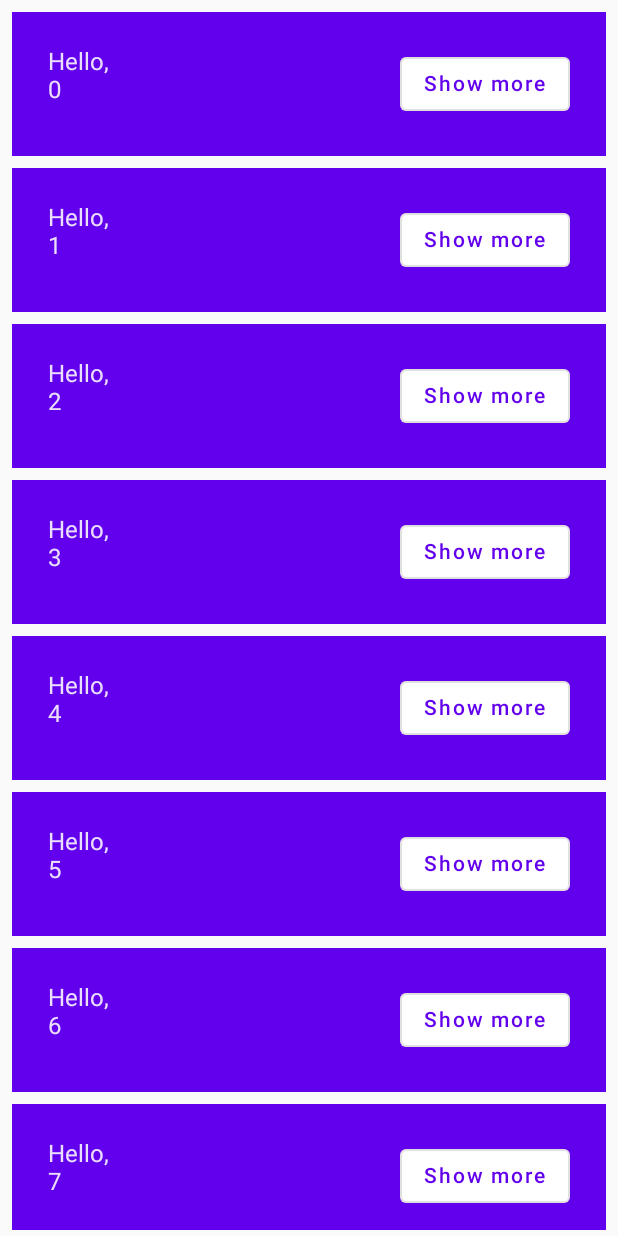
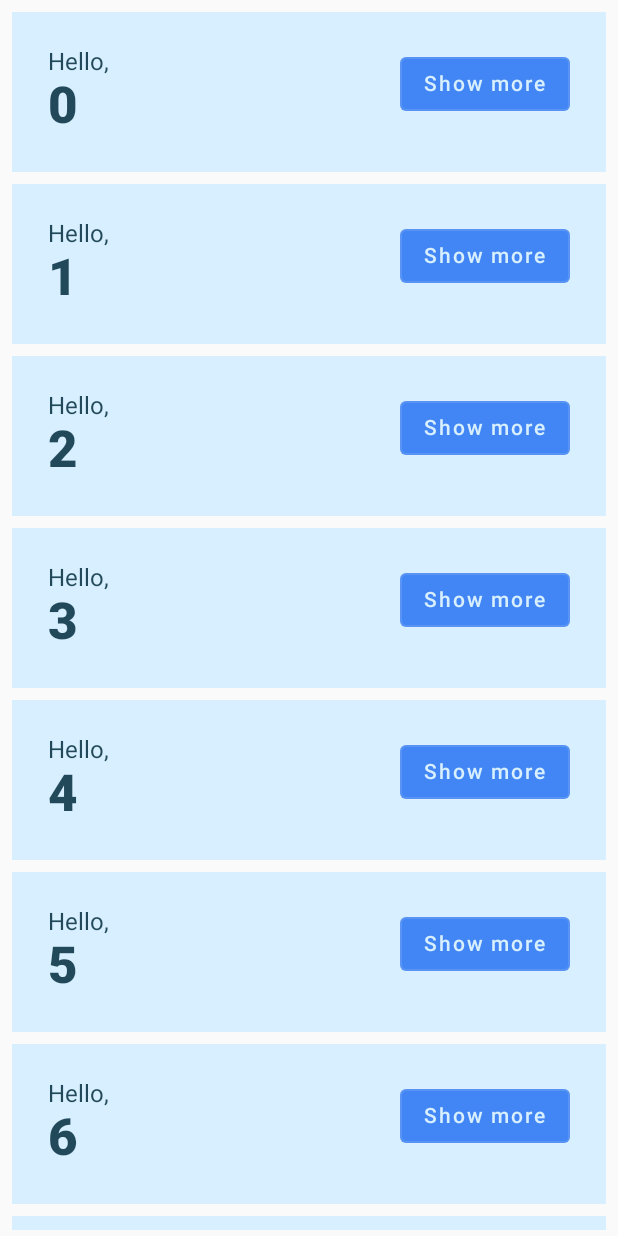
Before and after one commit to JhohellsDL/BasicsCodelab, an Android app built with Jetpack Compose: the screen it shows after launch (MainActivity), after a tap on "Continue", on a phone screen of 412 x 824 dp. Run offline under Robolectric (Android 15) with nearby library versions, the phone set to English and light mode, and no system bars.

Commit message:
add themes dark

```diff
--- a/app/build.gradle
+++ b/app/build.gradle
@@ -5,12 +5,12 @@ plugins {
 
 android {
     namespace 'com.example.basicscodelab'
-    compileSdk 32
+    compileSdk 33
 
     defaultConfig {
         applicationId "com.example.basicscodelab"
         minSdk 21
-        targetSdk 32
+        targetSdk 33
         versionCode 1
         versionName "1.0"
 
@@ -54,6 +54,7 @@ dependencies {
     implementation "androidx.compose.ui:ui:$compose_ui_version"
     implementation "androidx.compose.ui:ui-tooling-preview:$compose_ui_version"
     implementation 'androidx.compose.material:material:1.1.1'
+    implementation 'androidx.compose.material:material-icons-extended:1.3.0'
     testImplementation 'junit:junit:4.13.2'
     androidTestImplementation 'androidx.test.ext:junit:1.1.3'
     androidTestImplementation 'androidx.test.espresso:espresso-core:3.4.0'
--- a/app/src/main/java/com/example/basicscodelab/MainActivity.kt
+++ b/app/src/main/java/com/example/basicscodelab/MainActivity.kt
@@ -1,5 +1,6 @@
 package com.example.basicscodelab
 
+import android.content.res.Configuration.UI_MODE_NIGHT_YES
 import android.os.Bundle
 import androidx.activity.ComponentActivity
 import androidx.activity.compose.setContent
@@ -14,6 +15,7 @@ import androidx.compose.runtime.*
 import androidx.compose.runtime.saveable.rememberSaveable
 import androidx.compose.ui.Alignment
 import androidx.compose.ui.Modifier
+import androidx.compose.ui.text.font.FontWeight
 import androidx.compose.ui.tooling.preview.Preview
 import androidx.compose.ui.unit.dp
 import com.example.basicscodelab.ui.theme.BasicsCodelabTheme
@@ -78,6 +80,7 @@ fun OnboardingPreview() {
     }
 }
 
+
 @Composable
 private fun Greeting(name: String) {
 
@@ -95,12 +98,16 @@ private fun Greeting(name: String) {
         modifier = Modifier.padding(vertical = 4.dp, horizontal = 8.dp)
     ) {
         Row(modifier = Modifier.padding(24.dp)) {
-            Column(modifier = Modifier
-                .weight(1f)
-                .padding(bottom = extraPadding.coerceAtLeast(0.dp))
+            Column(
+                modifier = Modifier
+                    .weight(1f)
+                    .padding(bottom = extraPadding.coerceAtLeast(0.dp))
             ) {
                 Text(text = "Hello, ")
-                Text(text = name)
+                Text(
+                    text = name,
+                    style = MaterialTheme.typography.h4.copy(fontWeight = FontWeight.ExtraBold)
+                )
             }
             OutlinedButton(
                 onClick = { expanded = !expanded }
@@ -111,11 +118,15 @@ private fun Greeting(name: String) {
     }
 }
 
-
+@Preview(
+    showBackground = true, widthDp = 320,
+    uiMode = UI_MODE_NIGHT_YES,
+    name = "DefaultPreviewDark"
+)
 @Preview(showBackground = true, widthDp = 320)
 @Composable
 fun DefaultPreview() {
     BasicsCodelabTheme {
-        MyApp()
+        Greetings()
     }
 }
--- a/app/src/main/java/com/example/basicscodelab/ui/theme/Color.kt
+++ b/app/src/main/java/com/example/basicscodelab/ui/theme/Color.kt
@@ -6,3 +6,8 @@ val Purple200 = Color(0xFFBB86FC)
 val Purple500 = Color(0xFF6200EE)
 val Purple700 = Color(0xFF3700B3)
 val Teal200 = Color(0xFF03DAC5)
+val Navy = Color(0xFF073042)
+val Blue = Color(0xFF4285F4)
+val White = Color(0xFFFFFFFF)
+val LightBlue = Color(0xFFD7EFFE)
+val Chartreuse = Color(0xFFEFF7CF)
--- a/app/src/main/java/com/example/basicscodelab/ui/theme/Theme.kt
+++ b/app/src/main/java/com/example/basicscodelab/ui/theme/Theme.kt
@@ -5,17 +5,21 @@ import androidx.compose.material.MaterialTheme
 import androidx.compose.material.darkColors
 import androidx.compose.material.lightColors
 import androidx.compose.runtime.Composable
+import androidx.compose.ui.graphics.BlendMode.Companion.Color
+import androidx.compose.ui.graphics.Color.Companion.Black
 
 private val DarkColorPalette = darkColors(
-    primary = Purple200,
-    primaryVariant = Purple700,
-    secondary = Teal200
+    surface = Blue,
+    onSurface = Navy,
+    primary = Navy,
+    onPrimary = Chartreuse
 )
 
 private val LightColorPalette = lightColors(
-    primary = Purple500,
-    primaryVariant = Purple700,
-    secondary = Teal200
+    surface = Blue,
+    onSurface = White,
+    primary = LightBlue,
+    onPrimary = Navy
 
     /* Other default colors to override
     background = Color.White,
--- a/app/src/main/res/values/strings.xml
+++ b/app/src/main/res/values/strings.xml
@@ -1,3 +1,5 @@
 <resources>
     <string name="app_name">BasicsCodelab</string>
+    <string name="show_less">Show Less</string>
+    <string name="show_more">Show More</string>
 </resources>
```
